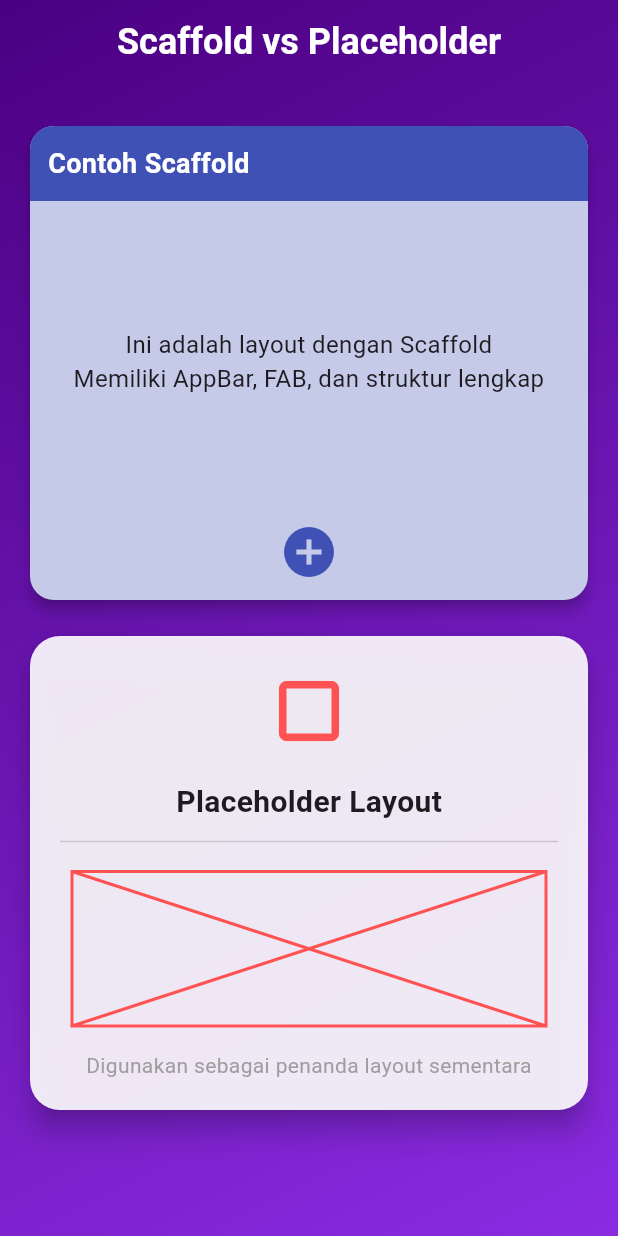
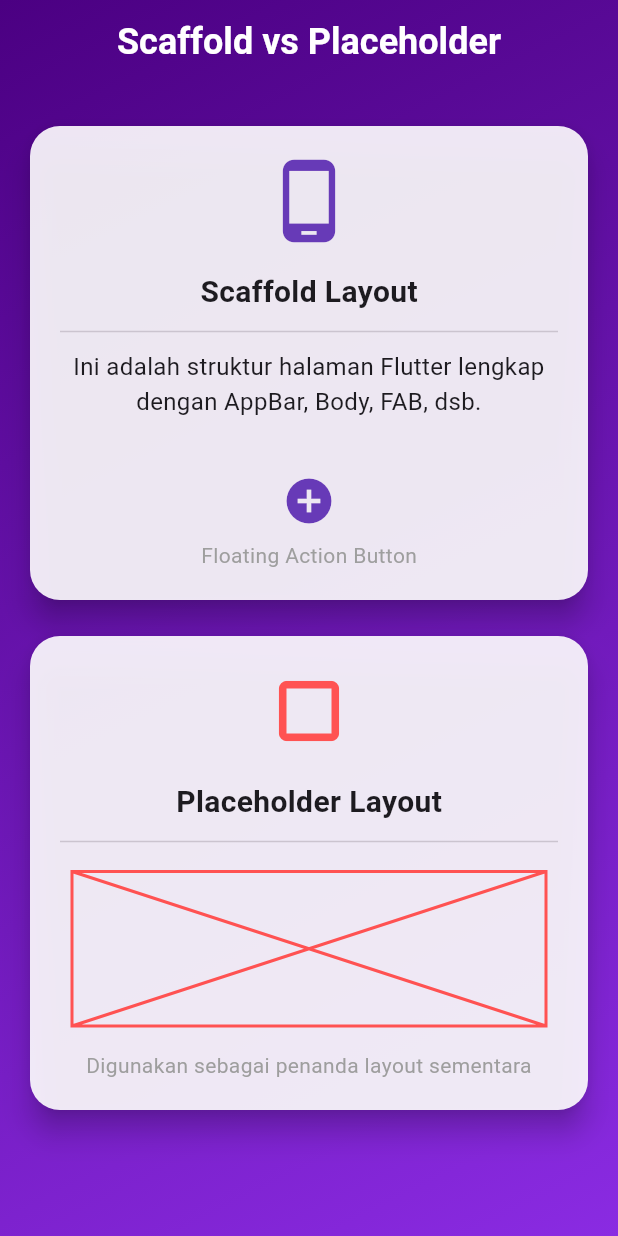
Before and after one commit to OrewaKimi/flutter_scaffold_vs_placeholder, a Flutter app: the screen it shows after launch, on a phone screen of 412 x 824 dp. Run offline on Flutter 3.47's test engine with Material 3 defaults, Android fonts, the phone set to English and light mode, and no system bars.

Commit message:
modernized UI

```diff
--- a/lib/scaffold_card.dart
+++ b/lib/scaffold_card.dart
@@ -5,38 +5,49 @@ class ScaffoldCard extends StatelessWidget {
 
   @override
   Widget build(BuildContext context) {
-    return Card(
-      color: Colors.indigo[100],
-      shape: RoundedRectangleBorder(borderRadius: BorderRadius.circular(16)),
-      elevation: 4,
-      child: Column(
-        children: [
-          Container(
-            padding: const EdgeInsets.all(12),
-            width: double.infinity,
-            decoration: BoxDecoration(
-              color: Colors.indigo,
-              borderRadius: const BorderRadius.vertical(top: Radius.circular(16)),
-            ),
-            child: const Text(
-              'Contoh Scaffold',
-              style: TextStyle(fontSize: 18, color: Colors.white, fontWeight: FontWeight.bold),
-            ),
+    return TweenAnimationBuilder<double>(
+      tween: Tween(begin: 0, end: 1),
+      duration: const Duration(milliseconds: 600),
+      builder: (context, value, child) {
+        return Opacity(
+          opacity: value,
+          child: Transform.scale(
+            scale: value,
+            child: child,
           ),
-          const Expanded(
-            child: Center(
-              child: Text(
-                'Ini adalah layout dengan Scaffold\nMemiliki AppBar, FAB, dan struktur lengkap',
+        );
+      },
+      child: Card(
+        elevation: 8,
+        shape: RoundedRectangleBorder(borderRadius: BorderRadius.circular(20)),
+        color: Colors.white.withOpacity(0.9),
+        child: Padding(
+          padding: const EdgeInsets.all(20.0),
+          child: Column(
+            children: const [
+              Icon(Icons.phone_android, size: 60, color: Colors.deepPurple),
+              SizedBox(height: 16),
+              Text(
+                'Scaffold Layout',
+                style: TextStyle(fontSize: 20, fontWeight: FontWeight.bold),
+              ),
+              Divider(height: 24),
+              Text(
+                'Ini adalah struktur halaman Flutter lengkap\n'
+                'dengan AppBar, Body, FAB, dsb.',
                 textAlign: TextAlign.center,
                 style: TextStyle(fontSize: 16),
               ),
-            ),
+              Spacer(),
+              Icon(Icons.add_circle, size: 36, color: Colors.deepPurple),
+              SizedBox(height: 8),
+              Text(
+                'Floating Action Button',
+                style: TextStyle(color: Colors.grey),
+              )
+            ],
           ),
-          const Padding(
-            padding: EdgeInsets.only(bottom: 12.0),
-            child: Icon(Icons.add_circle, size: 40, color: Colors.indigo),
-          ),
-        ],
+        ),
       ),
     );
   }
```
